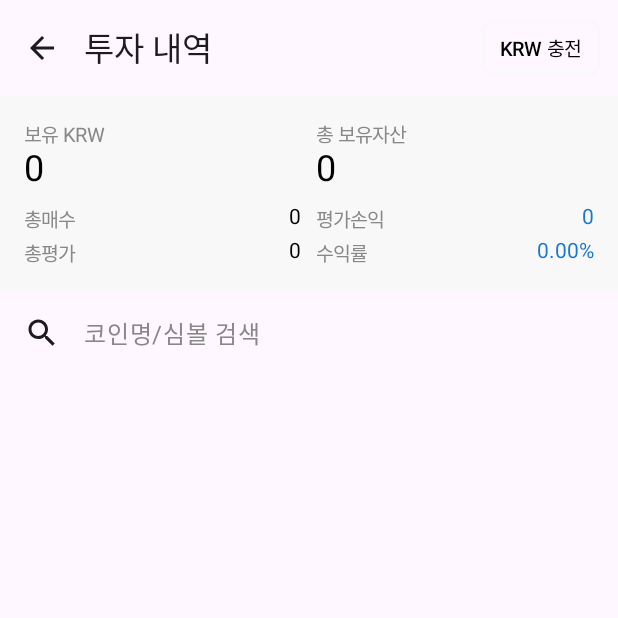
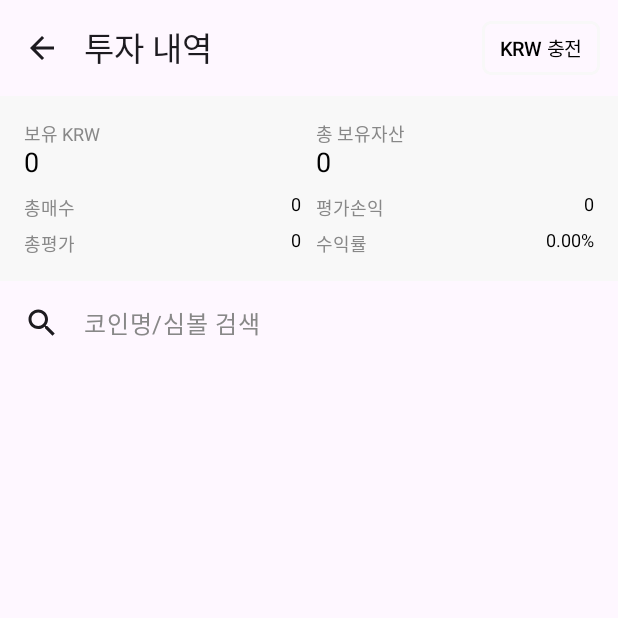
Before and after one commit to kkt98/bitcoin_chart, an Android app built with Jetpack Compose: the MyPageScreen screen opened through its navigation route, on a phone screen of 412 x 824 dp, the top half of it. Run offline under Robolectric (Android 15) with nearby library versions, the phone set to English and light mode, and no system bars; our stand-ins replace Dagger/Hilt's generated code, Room's generated code, livedata-compose; network calls fail; 1 statement that could not run was skipped.

```diff
--- a/app/src/main/java/com/kkt981019/bitcoin_chart/screen/MyPageScreen.kt
+++ b/app/src/main/java/com/kkt981019/bitcoin_chart/screen/MyPageScreen.kt
@@ -28,6 +28,10 @@ import androidx.compose.material3.TextField
 import androidx.compose.material3.TextFieldDefaults
 import androidx.compose.material3.TopAppBar
 import androidx.compose.runtime.Composable
+import androidx.compose.runtime.getValue
+import androidx.compose.runtime.mutableStateOf
+import androidx.compose.runtime.remember
+import androidx.compose.runtime.setValue
 import androidx.compose.ui.Alignment
 import androidx.compose.ui.Modifier
 import androidx.compose.ui.graphics.Color
@@ -36,12 +40,28 @@ import androidx.compose.ui.unit.sp
 import androidx.hilt.navigation.compose.hiltViewModel
 import androidx.navigation.NavHostController
 import com.kkt981019.bitcoin_chart.viewmodel.MyPageViewModel
+import java.text.DecimalFormat
 
 @OptIn(ExperimentalMaterial3Api::class)
 @Composable
 fun MyPageScreen(navController: NavHostController,
                  myPageViewModel: MyPageViewModel = hiltViewModel())
 {
+
+    var textFieldQuery by remember { mutableStateOf("") }
+
+    // 숫자 포맷터들
+    val dfInt = remember { DecimalFormat("#,##0") }        // 정수용 (원화)
+    val dfDouble = remember { DecimalFormat("#,##0.##") }  // 소수 약간 있는 숫자용
+
+//    val filtered = if (textFieldQuery.isNotBlank()) {
+//        displayed.filter {
+//            it.koreanName.contains(textFieldQuery, true)
+//                    || it.englishName.contains(textFieldQuery, true)
+//                    || it.symbol.contains(textFieldQuery, true)
+//        }
+//    } else displayed
+
     Scaffold(
         topBar = {
             TopAppBar(
@@ -95,15 +115,23 @@ fun MyPageScreen(navController: NavHostController,
                     // 윗줄 (보유 KRW, 총 보유자산)
                     Row(Modifier.fillMaxWidth()) {
                         Column(modifier = Modifier.weight(1f)) {
-                            Text("보유 KRW", fontSize = 13.sp, color = Color.Gray)
-                            Text("0", fontSize = 24.sp, color = Color.Black)
+                            Text("보유 KRW", fontSize = 12.sp, color = Color.Gray)
+                            Text(
+                                text = dfInt.format(myPageViewModel.balance),
+                                fontSize = 18.sp,
+                                color = Color.Black
+                            )
                         }
 
                         Spacer(Modifier.width(10.dp))
 
                         Column(modifier = Modifier.weight(1f)) {
-                            Text("총 보유자산", fontSize = 13.sp, color = Color.Gray)
-                            Text("0", fontSize = 24.sp, color = Color.Black)
+                            Text("총 보유자산", fontSize = 12.sp, color = Color.Gray)
+                            Text(
+                                text = dfInt.format(myPageViewModel.totalAsset),
+                                fontSize = 18.sp,
+                                color = Color.Black
+                            )
                         }
                     }
 
@@ -115,8 +143,12 @@ fun MyPageScreen(navController: NavHostController,
                             modifier = Modifier.weight(1f),
                             horizontalArrangement = Arrangement.SpaceBetween
                         ) {
-                            Text("총매수", fontSize = 13.sp, color = Color.Gray)
-                            Text("0", fontSize = 14.sp, color = Color.Black)
+                            Text("총매수", fontSize = 12.sp, color = Color.Gray)
+                            Text(
+                                text = dfInt.format(myPageViewModel.totalBuyAmount),
+                                fontSize = 12.sp,
+                                color = Color.Black
+                            )
                         }
 
                         Spacer(Modifier.width(10.dp))
@@ -125,12 +157,25 @@ fun MyPageScreen(navController: NavHostController,
                             modifier = Modifier.weight(1f),
                             horizontalArrangement = Arrangement.SpaceBetween
                         ) {
-                            Text("평가손익", fontSize = 13.sp, color = Color.Gray)
-                            Text("0", fontSize = 14.sp, color = Color(0xFF1976D2)) // 파란색
+                            Text("평가손익", fontSize = 12.sp, color = Color.Gray)
+
+                            val profit = myPageViewModel.totalProfit
+                            val profitColor =
+                                when {
+                                    profit > 0 -> Color.Red
+                                    profit < 0 -> Color.Blue
+                                    else -> Color.Black
+                                }
+
+                            Text(
+                                text = dfInt.format(profit),
+                                fontSize = 12.sp,
+                                color = profitColor
+                            )
                         }
                     }
 
-                    Spacer(Modifier.height(4.dp))
+                    Spacer(Modifier.height(6.dp))
 
                     // 아랫줄 2 (총평가 / 수익률)
                     Row(Modifier.fillMaxWidth()) {
@@ -138,8 +183,12 @@ fun MyPageScreen(navController: NavHostController,
                             modifier = Modifier.weight(1f),
                             horizontalArrangement = Arrangement.SpaceBetween
                         ) {
-                            Text("총평가", fontSize = 13.sp, color = Color.Gray)
-                            Text("0", fontSize = 14.sp, color = Color.Black)
+                            Text("총평가", fontSize = 12.sp, color = Color.Gray)
+                            Text(
+                                text = dfInt.format(myPageViewModel.totalEvalAmount),
+                                fontSize = 12.sp,
+                                color = Color.Black
+                            )
                         }
 
                         Spacer(Modifier.width(10.dp))
@@ -148,20 +197,34 @@ fun MyPageScreen(navController: NavHostController,
                             modifier = Modifier.weight(1f),
                             horizontalArrangement = Arrangement.SpaceBetween
                         ) {
-                            Text("수익률", fontSize = 13.sp, color = Color.Gray)
-                            Text("0.00%", fontSize = 14.sp, color = Color(0xFF1976D2))
+                            Text("수익률", fontSize = 12.sp, color = Color.Gray)
+
+                            val rate = myPageViewModel.totalProfitRate
+                            val rateColor =
+                                when {
+                                    rate > 0 -> Color.Red
+                                    rate < 0 -> Color.Blue
+                                    else -> Color.Black
+                                }
+
+                            Text(
+                                text = String.format("%.2f%%", rate),
+                                fontSize = 12.sp,
+                                color = rateColor
+                            )
                         }
                     }
                 }
             }
+
             Row(
                 Modifier.padding(start = 16.dp, end = 16.dp),
                 verticalAlignment = Alignment.CenterVertically
             ) {
                 Icon(Icons.Filled.Search, contentDescription = null)
                 TextField(
-                    value = "",
-                    onValueChange = {  },
+                    value = textFieldQuery,
+                    onValueChange = { textFieldQuery = it },
                     placeholder = { Text("코인명/심볼 검색", color = Color.Gray) },
                     modifier = Modifier.weight(1f),
                     colors = TextFieldDefaults.colors(
--- a/app/src/main/java/com/kkt981019/bitcoin_chart/viewmodel/CoinOrderBuyViewModel.kt
+++ /dev/null
@@ -1,15 +0,0 @@
-package com.kkt981019.bitcoin_chart.viewmodel
-
-import androidx.lifecycle.ViewModel
-import com.kkt981019.bitcoin_chart.repository.MyCoinRepository
-import dagger.hilt.android.lifecycle.HiltViewModel
-import javax.inject.Inject
-
-@HiltViewModel
-class CoinOrderBuyViewModell  @Inject constructor(
-    private val myPageRepository: MyCoinRepository
-) : ViewModel() {
-
-
-
-}
--- a/app/src/main/java/com/kkt981019/bitcoin_chart/viewmodel/MyPageViewModel.kt
+++ b/app/src/main/java/com/kkt981019/bitcoin_chart/viewmodel/MyPageViewModel.kt
@@ -1,34 +1,79 @@
 package com.kkt981019.bitcoin_chart.viewmodel
 
+import android.util.Log
 import androidx.compose.runtime.getValue
 import androidx.compose.runtime.mutableStateOf
 import androidx.compose.runtime.setValue
 import androidx.lifecycle.ViewModel
 import androidx.lifecycle.viewModelScope
+import com.kkt981019.bitcoin_chart.repository.MyCoinRepository
 import com.kkt981019.bitcoin_chart.repository.MyPageRepository
+import com.kkt981019.bitcoin_chart.repository.WebSocketRepository
+import com.kkt981019.bitcoin_chart.room.mycoin.MyCoinEntity
 import dagger.hilt.android.lifecycle.HiltViewModel
 import kotlinx.coroutines.launch
+import okhttp3.WebSocket
 import javax.inject.Inject
 
 @HiltViewModel
 class MyPageViewModel  @Inject constructor(
-    private val myPageRepository: MyPageRepository
+    private val myPageRepository: MyPageRepository,
+    private val myCoinRepository: MyCoinRepository,
+    private val webSocketRepository: WebSocketRepository
 ) : ViewModel(){
 
+    // 보유 잔액
     var balance by mutableStateOf(0L)
+        private set
+
+    // 보유코인
+    var myCoins by mutableStateOf<List<MyCoinEntity>>(emptyList())
+        private set
+
+    // 실시간 현재가(심볼 , 가격)
+    private var priceMap: MutableMap<String, Double> = mutableMapOf()
+    private var tickerSocket: WebSocket? = null
+
+    // 총 매수 금액 (보유수량 * 매수평균가 총합)
+    var totalBuyAmount by mutableStateOf(0.0)
+        private set
+
+    // 총 평가 금액 (보유수량 * 현재가 총합)
+    var totalEvalAmount by mutableStateOf(0.0)
+        private set
+
+    // 평가 손익 (총 평가 - 총 매수)
+    var totalProfit by mutableStateOf(0.0)
+        private set
+
+    // 수익률 (평가손익 / 총매수 * 100)
+    var totalProfitRate by mutableStateOf(0.0)
+        private set
+
+    // 총 보유자산 (보유 KRW + 총 평가금액)
+    var totalAsset by mutableStateOf(0.0)
         private set
 
     init {
         viewModelScope.launch {
             myPageRepository.initBalanceIfNeeded()
             balance = myPageRepository.getUserMoney()
+
+            loadMyCoins()
+
+            // 보유 코인 심볼들로 웹소켓 구독 시작
+            startTickerSocket()
+
+            recomputeSummary()
         }
+
     }
 
     fun onCharge(amount: Long) {
         viewModelScope.launch {
             myPageRepository.charge(amount)
             balance = myPageRepository.getUserMoney()
+            recomputeSummary()
         }
     }
 
@@ -36,7 +81,66 @@ class MyPageViewModel  @Inject constructor(
         viewModelScope.launch {
             myPageRepository.spend(amount)
             balance = myPageRepository.getUserMoney()
+            recomputeSummary()
         }
     }
 
+    /** Room 에서 내 모든 코인 불러오기 */
+    private suspend fun loadMyCoins() {
+        myCoins = myCoinRepository.getAllCoins()
+    }
+
+    private fun startTickerSocket() {
+        // 기존 소켓 정리
+        tickerSocket?.close(1000, "MyPage closed")
+
+        if (myCoins.isEmpty()) return
+
+        val markets = myCoins.map { it.symbol }
+
+        tickerSocket = webSocketRepository.startTickerSocket(markets) { ws ->
+            // ws.trade_price 가 String이면 toDoubleOrNull() 사용
+            val price = ws.trade_price.toDoubleOrNull() ?: return@startTickerSocket
+
+            // 실시간 가격 맵 업데이트
+            priceMap[ws.code] = price
+
+            // 가격 바뀔 때마다 요약 재계산
+            viewModelScope.launch {
+                recomputeSummary()
+            }
+        }
+    }
+
+    /** 상단 요약 박스용 값 재계산 */
+    private fun recomputeSummary() {
+        val coins = myCoins
+
+        // 총 매수 금액 = 각 코인 (보유수량 * 매수평균가) 합
+        val buy = coins.sumOf { coin ->
+            coin.amount * coin.avgPrice
+        }
+
+        // 총 평가 금액 = 각 코인 (보유수량 * 현재가) 합
+        // 현재가가 아직 안 들어온 코인은 avgPrice 를 임시로 사용
+        val eval = coins.sumOf { coin ->
+            val currentPrice = priceMap[coin.symbol] ?: coin.avgPrice
+            coin.amount * currentPrice
+        }
+
+        val profit = eval - buy
+        val rate = if (buy > 0.0) (profit / buy) * 100.0 else 0.0
+
+        totalBuyAmount = buy // 총 매수 금액
+        totalEvalAmount = eval // 총 평가 금액
+        totalProfit = profit // 평가 손익
+        totalProfitRate = rate // 수익률
+        totalAsset = balance + eval // 총 보유자산
+    }
+
+    override fun onCleared() {
+        super.onCleared()
+        tickerSocket?.close(1000, "MyPageViewModel cleared")
+    }
+
 }
```
